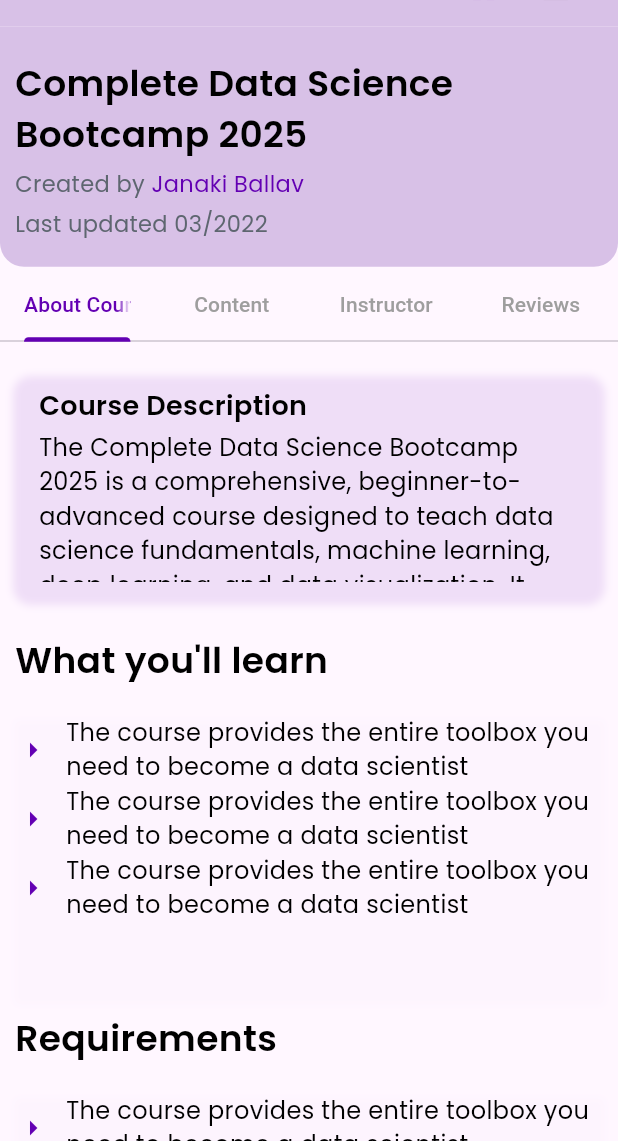
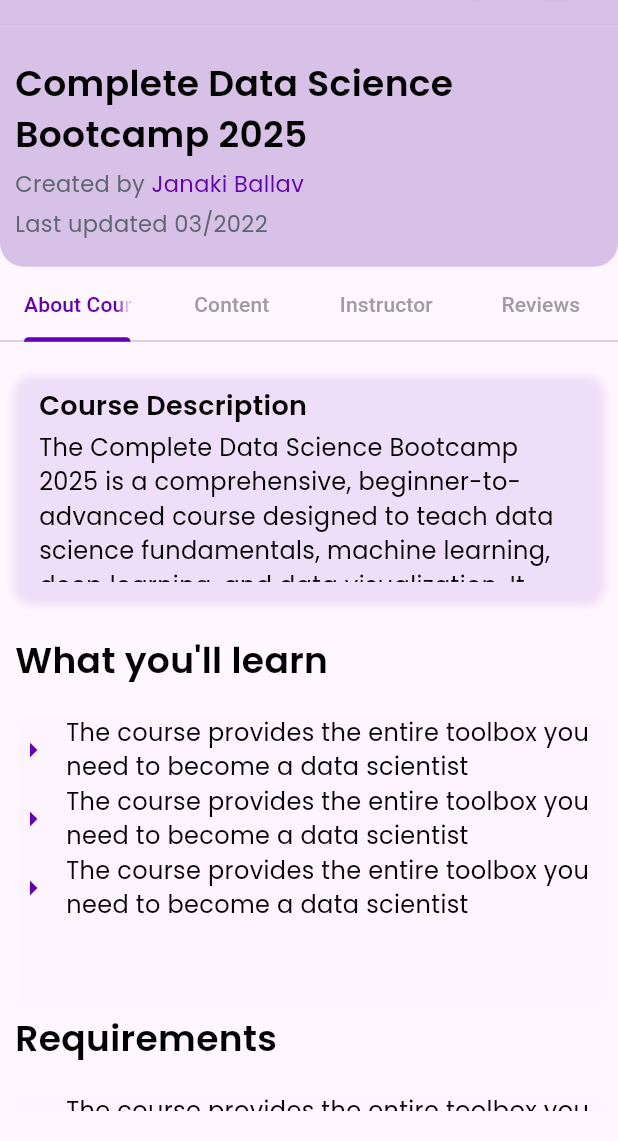
Before and after one commit to omar-dev0/hireny, a Flutter app: the CourseDetailsView screen opened by its route, on a phone screen of 412 x 824 dp, the part 95-1236 px from its top. Run offline on Flutter 3.47's test engine with Material 3 defaults, Android fonts, the phone set to English and light mode, and no system bars; our stand-ins replace bloc, dropdown_button2, file_picker, flutter_bloc, flutter_screenutil, get_it and 5 more.

Commit message:
fix the bug

```diff
--- a/lib/features/profile/presentation/views/course_details_view.dart
+++ b/lib/features/profile/presentation/views/course_details_view.dart
@@ -15,8 +15,8 @@ class CourseDetailsView extends StatelessWidget {
     return DefaultTabController(
       length: 4,
       child: Scaffold(
-        appBar: CustomAppBar(colored: true,), // your existing custom app bar
-        body: ListView(
+        appBar: CustomAppBar(colored: true,),
+        body: Column(
           children: [
             // Header Section
             course_header_section(),
@@ -32,8 +32,7 @@ class CourseDetailsView extends StatelessWidget {
                 Tab(text: "Reviews"),
               ],
             ),
-            SizedBox(
-              height: MediaQuery.of(context).size.height,
+            Expanded(
               child: TabBarView(
                 children: [
                   aboutCourseTab(),
@@ -43,6 +42,7 @@ class CourseDetailsView extends StatelessWidget {
                 ],
               ),
             ),
+            SizedBox(height: 20,)
           ],
         ),
       ),
--- a/lib/features/profile/presentation/views/widgets/about_course_tab.dart
+++ b/lib/features/profile/presentation/views/widgets/about_course_tab.dart
@@ -23,8 +23,6 @@ class aboutCourseTab extends StatelessWidget {
         Text("Requirements", style: AppFonts.mainText),
         SizedBox(height: 20),
         ScrollContainer(),
-        // Text("Course Content", style: AppFonts.mainText),
-        // Add more course content details here
       ],
     );
   }
--- a/lib/features/profile/presentation/views/widgets/course_info_listView.dart
+++ b/lib/features/profile/presentation/views/widgets/course_info_listView.dart
@@ -5,21 +5,23 @@ import '../../../../../utils/constants/app_fonts.dart';
 
 
 class CourseInfoListView extends StatelessWidget {
-  const CourseInfoListView({
-    super.key,
-  });
+  const CourseInfoListView({super.key});
 
   @override
   Widget build(BuildContext context) {
+    final controller = ScrollController();
+
     return Scrollbar(
-      thumbVisibility: true, // Always show the scrollbar thumb
-      thickness: 8.0, // Adjust thickness of the scrollbar thumb
+      controller: controller,
+      thumbVisibility: true,
+      thickness: 8.0,
       radius: Radius.circular(10),
       child: Padding(
         padding: const EdgeInsets.only(bottom: 8.0),
-        child: Container(
-          height: 180, // Set height for the ListView container
+        child: SizedBox(
+          height: 180,
           child: ListView.builder(
+            controller: controller,
             itemCount: 3,
             itemBuilder: (context, index) {
               return Row(
```
